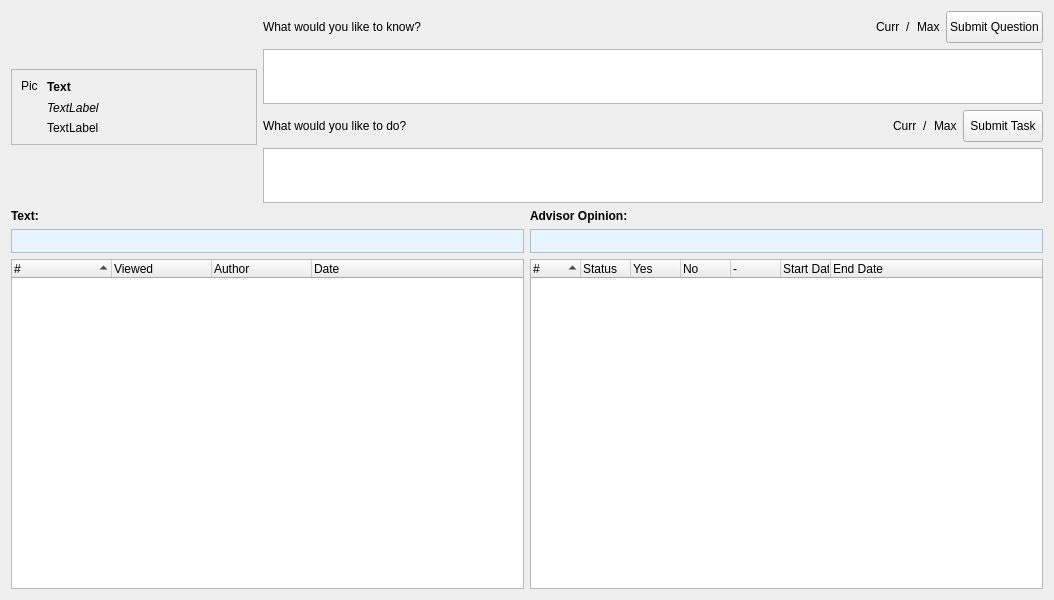
This is ui/AdvisorWindow.ui in dmzdev/stance as Qt 5 draws it before an edit. The edited form follows.
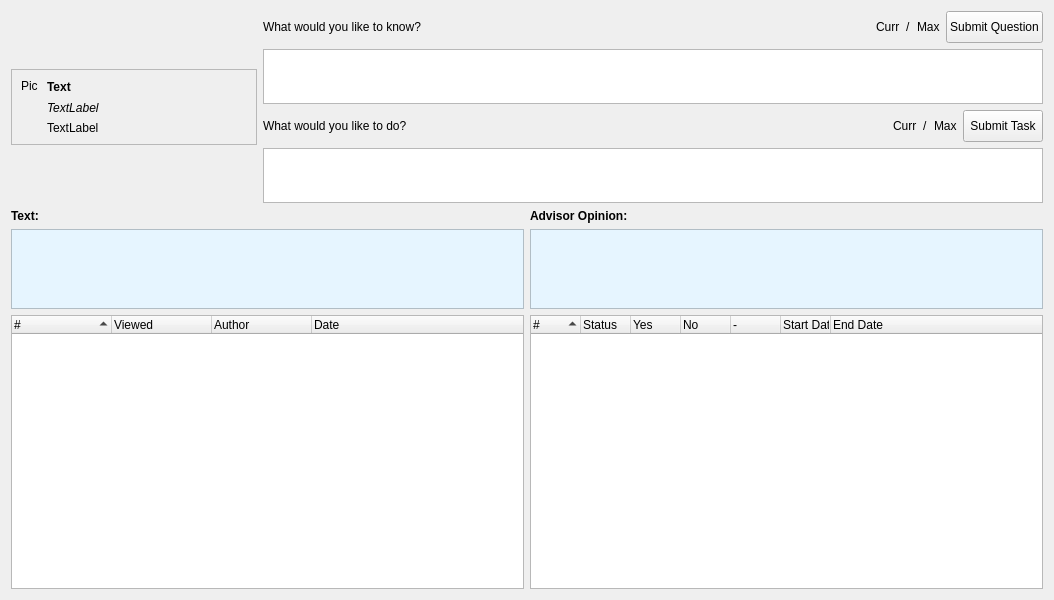
This is the edited form.

Commit message: Set text fields for text and response in advisor window to fixed size to solve windows bug.

```diff
--- a/ui/AdvisorWindow.ui
+++ b/ui/AdvisorWindow.ui
@@ -524,6 +524,12 @@
              <verstretch>0</verstretch>
             </sizepolicy>
            </property>
+           <property name="minimumSize">
+            <size>
+             <width>0</width>
+             <height>80</height>
+            </size>
+           </property>
            <property name="palette">
             <palette>
              <active>
@@ -1035,6 +1041,12 @@
              <verstretch>0</verstretch>
             </sizepolicy>
            </property>
+           <property name="minimumSize">
+            <size>
+             <width>0</width>
+             <height>80</height>
+            </size>
+           </property>
            <property name="palette">
             <palette>
              <active>
```
